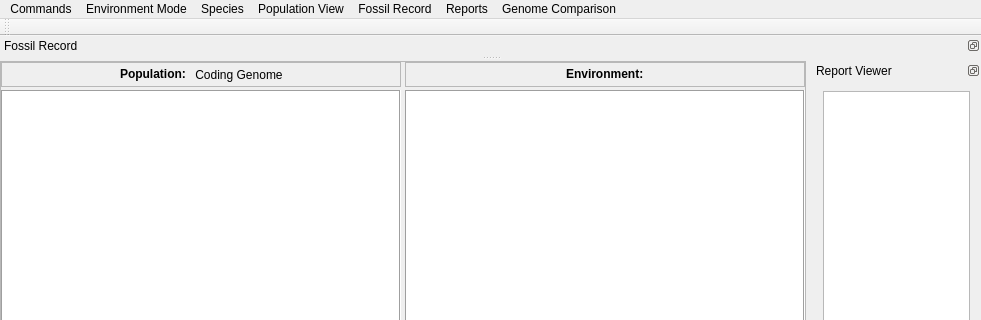
Above: mainwindow.ui from marksutton/EvoSim before the change; both pictures show x 0 to 981 and y 0 to 320 of the 981 by 791 pixel window. Below: the same form after it.
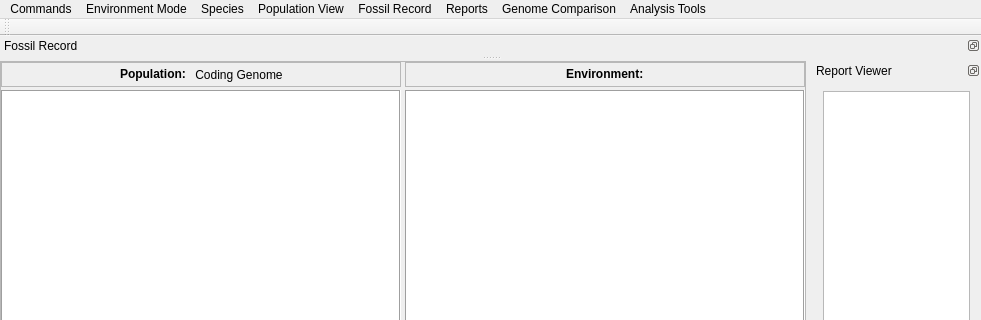
That is the form after the change.

Commit message: Analysis Toolkit

The edit to the form file:
```diff
--- a/mainwindow.ui
+++ b/mainwindow.ui
@@ -638,6 +638,12 @@
     <addaction name="actionLogging"/>
     <addaction name="actionSet_Logging_File"/>
    </widget>
+   <widget class="QMenu" name="menuAnalysis_Tools">
+    <property name="title">
+     <string>Analysis Tools</string>
+    </property>
+    <addaction name="actionGenerate_Tree_from_Log_File"/>
+   </widget>
    <addaction name="menuCommands"/>
    <addaction name="menuEnvironment"/>
    <addaction name="menuSpecies"/>
@@ -645,6 +651,7 @@
    <addaction name="menuFossil_Record"/>
    <addaction name="menuReports"/>
    <addaction name="menuDocks"/>
+   <addaction name="menuAnalysis_Tools"/>
   </widget>
   <action name="actionReseed">
    <property name="text">
```
Left out of the diff: 5 changed lines with no effect on the pictures. The commit also changes 5 other files.
